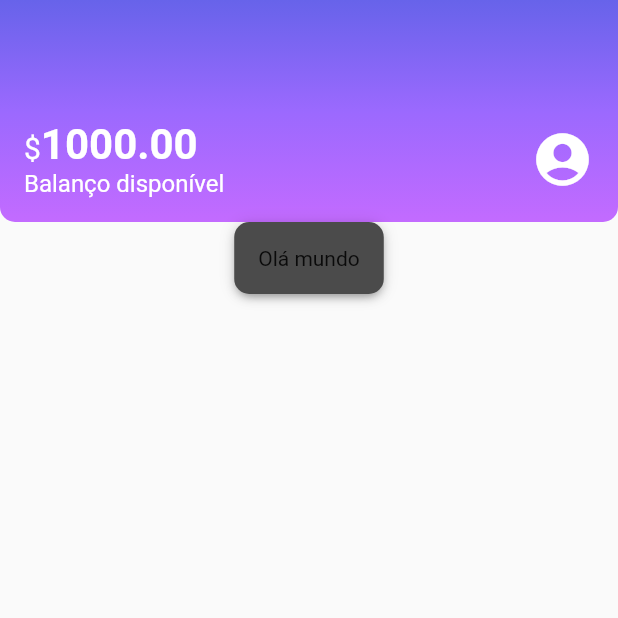
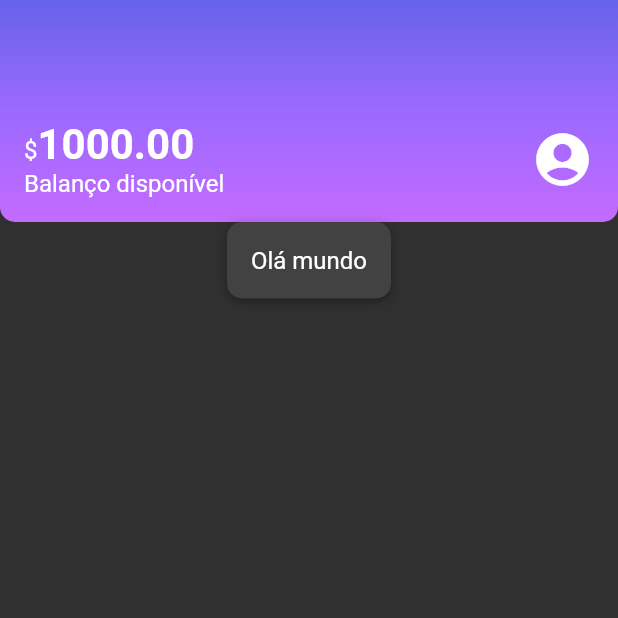
Before and after one commit to pedrohocc/Alura, a Flutter app: the screen it shows after launch, on a phone screen of 412 x 824 dp, the top half of it. Run offline on Flutter 3.47's test engine with Material 2 defaults, Android fonts, the phone set to English and light mode, and no system bars; our stand-ins replace logger, shared_preferences, sqflite; missing offline and left inert: http_interceptor; accounts and stored records are empty.

Commit message:
capitulo `Implementando temas`

```diff
--- a/flutter/alubank/lib/components/box_card.dart
+++ b/flutter/alubank/lib/components/box_card.dart
@@ -9,9 +9,9 @@ class BoxCard extends StatelessWidget {
     return Container(
       padding: const EdgeInsets.all(16),
       decoration: BoxDecoration(
+          color: Theme.of(context).cardColor,
           boxShadow: kElevationToShadow[3],
-          color: Color.fromRGBO(75, 75, 75, 1),
-          borderRadius: BorderRadius.all(Radius.circular(10))),
+          borderRadius: const BorderRadius.all(Radius.circular(10))),
       child: boxContent,
     );
   }
--- a/flutter/alubank/lib/components/sections/header.dart
+++ b/flutter/alubank/lib/components/sections/header.dart
@@ -1,23 +1,22 @@
+import 'package:alubank/themes/theme_colors.dart';
 import 'package:flutter/material.dart';
 
 class Header extends StatelessWidget {
   const Header({super.key});
+  final List<Color> gradientHeader = ThemeColors.gradientHeader;
 
   @override
   Widget build(BuildContext context) {
     return Container(
-      decoration: const BoxDecoration(
-          borderRadius: BorderRadius.vertical(bottom: Radius.circular(10)),
-          gradient: LinearGradient(
-              begin: Alignment.topCenter,
-              end: Alignment.bottomCenter,
-              colors: [
-                Color.fromRGBO(103, 99, 234, 1),
-                Color.fromRGBO(155, 105, 254, 1),
-                Color.fromRGBO(195, 107, 255, 1),
-              ])),
-      child: const Padding(
-        padding: EdgeInsets.fromLTRB(16, 80, 16, 16),
+      decoration: BoxDecoration(
+        borderRadius: const BorderRadius.vertical(bottom: Radius.circular(10)),
+        gradient: LinearGradient(
+            begin: Alignment.topCenter,
+            end: Alignment.bottomCenter,
+            colors: gradientHeader),
+      ),
+      child: Padding(
+        padding: const EdgeInsets.fromLTRB(16, 80, 16, 16),
         child:
             Row(mainAxisAlignment: MainAxisAlignment.spaceBetween, children: [
           Column(
@@ -26,23 +25,20 @@ class Header extends StatelessWidget {
               Text.rich(
                 TextSpan(
                   text: '\$',
-                  style: TextStyle(fontSize: 20, color: Colors.white),
                   children: [
                     TextSpan(
                       text: '1000.00',
-                      style:
-                          TextStyle(fontSize: 28, fontWeight: FontWeight.bold),
+                      style: Theme.of(context).textTheme.bodyLarge,
                     ),
                   ],
                 ),
               ),
-              Text(
+              const Text(
                 'Balanço disponível',
-                style: TextStyle(fontSize: 16, color: Colors.white),
               )
             ],
           ),
-          Icon(
+          const Icon(
             Icons.account_circle,
             size: 42,
             color: Colors.white,
--- a/flutter/alubank/lib/main.dart
+++ b/flutter/alubank/lib/main.dart
@@ -1,4 +1,5 @@
 import 'package:alubank/screens/home.dart';
+import 'package:alubank/themes/main_theme.dart';
 import 'package:flutter/material.dart';
 
 void main() {
@@ -10,10 +11,11 @@ class Alubank extends StatelessWidget {
 
   @override
   Widget build(BuildContext context) {
-    return const MaterialApp(
+    return MaterialApp(
       debugShowCheckedModeBanner: false,
+      theme: mainTheme,
       title: 'Alubank',
-      home: HomeScreen(),
+      home: const HomeScreen(),
     );
   }
 }
--- /dev/null
+++ b/flutter/alubank/lib/themes/main_theme.dart
@@ -0,0 +1,14 @@
+import 'package:alubank/themes/theme_colors.dart';
+import 'package:flutter/material.dart';
+
+const MaterialColor mainColor = ThemeColors.mainColor;
+
+ThemeData mainTheme = ThemeData(
+  primarySwatch: mainColor,
+  primaryColor: mainColor,
+  brightness: Brightness.dark,
+  textTheme: const TextTheme(
+    bodyMedium: TextStyle(fontSize: 16),
+    bodyLarge: TextStyle(fontSize: 28, fontWeight: FontWeight.bold),
+  ),
+);
--- /dev/null
+++ b/flutter/alubank/lib/themes/theme_colors.dart
@@ -0,0 +1,10 @@
+import 'package:flutter/material.dart';
+
+class ThemeColors {
+  static const MaterialColor mainColor = Colors.purple;
+  static const List<Color> gradientHeader = [
+    Color.fromRGBO(103, 99, 234, 1),
+    Color.fromRGBO(155, 105, 254, 1),
+    Color.fromRGBO(195, 107, 255, 1),
+  ];
+}
```
